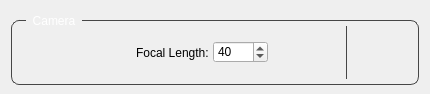
Before: the Qt Designer form YFX_Lookdev_Tool/dev/UI/camera_UI.ui in kaanyilmaz99/YFX_Lookdev_Tool, drawn with Qt 5.
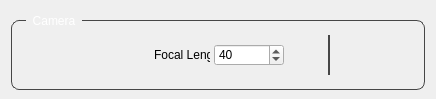
After: the same form once the commit is applied. Icons and pictures are not drawn.

```diff
--- a/YFX_Lookdev_Tool/dev/UI/camera_UI.ui
+++ b/YFX_Lookdev_Tool/dev/UI/camera_UI.ui
@@ -6,8 +6,8 @@
    <rect>
     <x>0</x>
     <y>0</y>
-    <width>430</width>
-    <height>94</height>
+    <width>436</width>
+    <height>96</height>
    </rect>
   </property>
   <property name="minimumSize">
@@ -51,16 +51,16 @@
        <number>9</number>
       </property>
       <property name="leftMargin">
-       <number>5</number>
+       <number>10</number>
       </property>
       <property name="topMargin">
-       <number>5</number>
+       <number>14</number>
       </property>
       <property name="rightMargin">
-       <number>5</number>
+       <number>10</number>
       </property>
       <property name="bottomMargin">
-       <number>5</number>
+       <number>14</number>
       </property>
       <item>
        <layout class="QHBoxLayout" name="horizontalLayout_2" stretch="0,0,0,0,0,0,1,0,0,0,0">
@@ -83,14 +83,14 @@
          <widget class="QPushButton" name="btn_camera">
           <property name="minimumSize">
            <size>
-            <width>35</width>
-            <height>35</height>
+            <width>40</width>
+            <height>40</height>
            </size>
           </property>
           <property name="maximumSize">
            <size>
-            <width>35</width>
-            <height>35</height>
+            <width>40</width>
+            <height>40</height>
            </size>
           </property>
           <property name="toolTip">
@@ -100,16 +100,16 @@
            <string notr="true">QPushButton{
 	border: none;
 	image: url(:/camera/icons/cameras.png);
-	width: 25px;
-	height: 25px;
+	width: 35px;
+	height: 35px;
 }
 
 QPushButton:checked{
 	border: none;
 	background-color: transparent;
 	image: url(:/camera/icons/cameras_clicked.png);
-	width: 25px;
-	height: 25px;
+	width: 35px;
+	height: 35px;
 }</string>
           </property>
           <property name="text">
@@ -137,14 +137,14 @@
          <widget class="QPushButton" name="btn_lock">
           <property name="minimumSize">
            <size>
-            <width>20</width>
-            <height>20</height>
+            <width>28</width>
+            <height>28</height>
            </size>
           </property>
           <property name="maximumSize">
            <size>
-            <width>20</width>
-            <height>20</height>
+            <width>28</width>
+            <height>28</height>
            </size>
           </property>
           <property name="toolTip">
@@ -195,6 +195,11 @@
             <height>0</height>
            </size>
           </property>
+          <property name="font">
+           <font>
+            <pointsize>9</pointsize>
+           </font>
+          </property>
           <property name="text">
            <string>Focal Length:</string>
           </property>
@@ -204,13 +209,13 @@
          <widget class="QSpinBox" name="sBox_focal_length">
           <property name="minimumSize">
            <size>
-            <width>55</width>
+            <width>70</width>
             <height>22</height>
            </size>
           </property>
           <property name="maximumSize">
            <size>
-            <width>55</width>
+            <width>70</width>
             <height>22</height>
            </size>
           </property>
@@ -254,6 +259,9 @@
           <property name="frameShadow">
            <enum>QFrame::Plain</enum>
           </property>
+          <property name="lineWidth">
+           <number>2</number>
+          </property>
           <property name="orientation">
            <enum>Qt::Vertical</enum>
           </property>
@@ -276,14 +284,14 @@
          <widget class="QPushButton" name="btn_camera_options">
           <property name="minimumSize">
            <size>
-            <width>22</width>
-            <height>22</height>
+            <width>30</width>
+            <height>30</height>
            </size>
           </property>
           <property name="maximumSize">
            <size>
-            <width>22</width>
-            <height>22</height>
+            <width>30</width>
+            <height>30</height>
            </size>
           </property>
           <property name="toolTip">
@@ -293,8 +301,8 @@
            <string notr="true">QPushButton{
 	border: none;
 	image: url(:/camera/icons/rename.png);
-	width: 25px;
-	height: 25px;
+	width: 30px;
+	height: 30px;
 }
 
 QPushButton:pressed{
@@ -314,14 +322,14 @@
          <widget class="QPushButton" name="btn_camera_remove">
           <property name="minimumSize">
            <size>
-            <width>20</width>
-            <height>22</height>
+            <width>30</width>
+            <height>30</height>
            </size>
           </property>
           <property name="maximumSize">
            <size>
-            <width>20</width>
-            <height>22</height>
+            <width>30</width>
+            <height>30</height>
            </size>
           </property>
           <property name="styleSheet">
```
Left out of the diff: 4 changed lines with no effect on the pictures.
